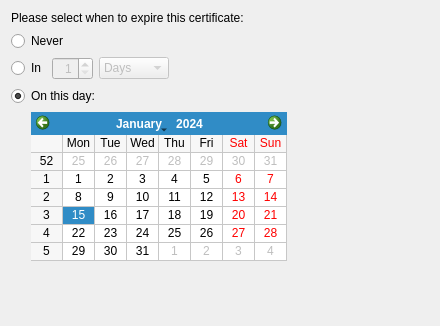
This is src/dialogs/expirydialog.ui in sensama/kleopatra as Qt 5 draws it before an edit. The edited form follows.
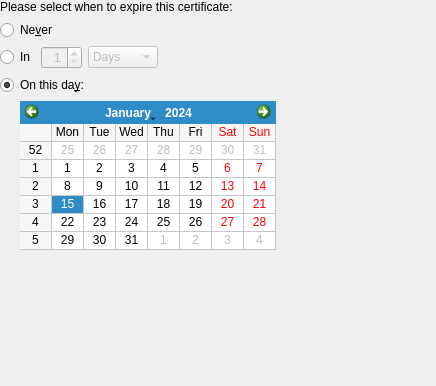
This is the edited form.

Diff of the .ui file:
```diff
--- a/src/dialogs/expirydialog.ui
+++ b/src/dialogs/expirydialog.ui
@@ -7,13 +7,25 @@
     <x>0</x>
     <y>0</y>
     <width>436</width>
-    <height>326</height>
+    <height>386</height>
    </rect>
   </property>
   <property name="windowTitle">
    <string>Change Certificate Date of Expiry</string>
   </property>
   <layout class="QVBoxLayout">
+   <property name="leftMargin">
+    <number>0</number>
+   </property>
+   <property name="topMargin">
+    <number>0</number>
+   </property>
+   <property name="rightMargin">
+    <number>0</number>
+   </property>
+   <property name="bottomMargin">
+    <number>0</number>
+   </property>
    <item>
     <widget class="QLabel" name="label">
      <property name="text">
@@ -24,7 +36,7 @@
    <item>
     <widget class="QRadioButton" name="neverRB">
      <property name="text">
-      <string>Never</string>
+      <string>Ne&amp;ver</string>
      </property>
      <property name="checked">
       <bool>false</bool>
@@ -98,7 +110,7 @@
    <item>
     <widget class="QRadioButton" name="onRB">
      <property name="text">
-      <string>On this day:</string>
+      <string>On this da&amp;y:</string>
      </property>
      <property name="checked">
       <bool>true</bool>
```
